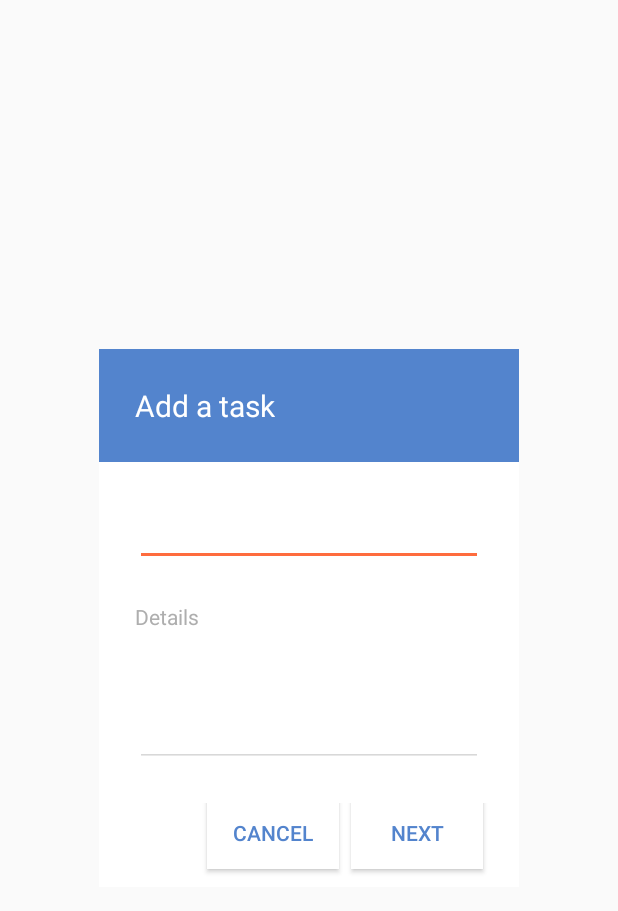
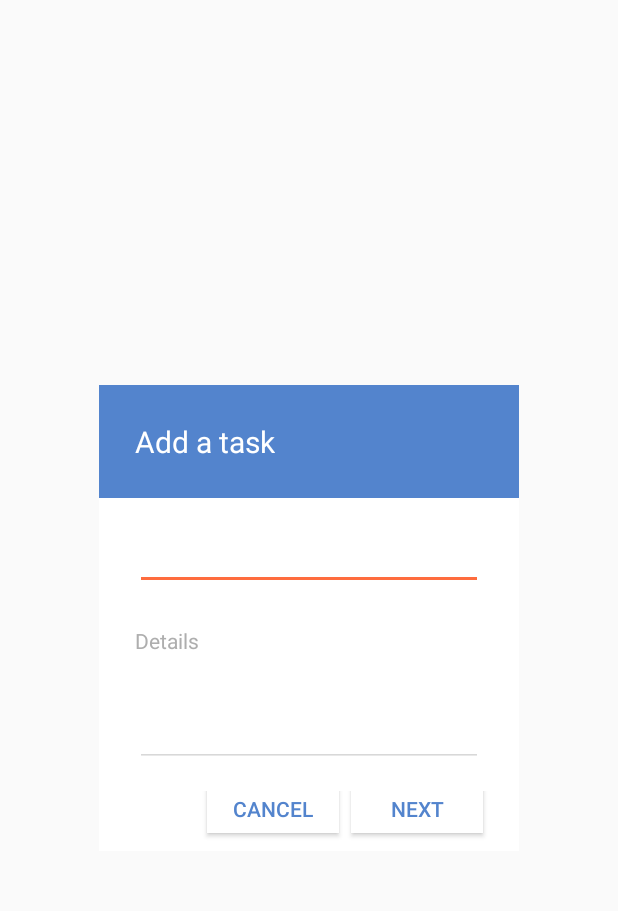
Before and after one commit to TreeFrogApps/TaDO, an Android app: the layout activity_create_items_dialog_add_item.xml on its own in the app's theme, with its tools: preview values and no code run, on a phone screen of 412 x 824 dp. Shown: the top 911 px of the screen. Run offline under Robolectric (Android 15) with nearby library versions, the phone set to English and light mode, and no system bars.

Commit message:
.. still dialogs!

```diff
--- a/app/src/main/res/layout/activity_create_items_dialog_add_item.xml
+++ b/app/src/main/res/layout/activity_create_items_dialog_add_item.xml
@@ -45,14 +45,14 @@
                 android:layout_marginBottom="@dimen/twenty_four"
                 android:layout_marginLeft="@dimen/twenty_four"
                 android:layout_marginRight="@dimen/twenty_four"
-                android:layout_marginTop="@dimen/twenty_four"
+                android:layout_marginTop="@dimen/activity_horizontal_margin"
                 android:inputType="textAutoCorrect|textCapSentences"
                 android:textColor="@color/primaryText" />
 
             <TextView
                 android:layout_width="wrap_content"
                 android:layout_height="wrap_content"
-                android:layout_marginBottom="@dimen/twenty_four"
+                android:layout_marginBottom="@dimen/eight_dp"
                 android:layout_marginLeft="@dimen/twenty_four"
                 android:layout_marginRight="@dimen/twenty_four"
                 android:text="@string/activity_create_items_dialog_add_details"
@@ -63,7 +63,7 @@
                 android:id="@+id/createItemDialogDetailsEditText"
                 android:layout_width="match_parent"
                 android:layout_height="wrap_content"
-                android:layout_marginBottom="@dimen/twenty_four"
+                android:layout_marginBottom="@dimen/activity_horizontal_margin"
                 android:layout_marginLeft="@dimen/twenty_four"
                 android:layout_marginRight="@dimen/twenty_four"
                 android:gravity="top|start"
@@ -88,7 +88,7 @@
                 android:layout_height="wrap_content"
                 android:layout_marginLeft="@dimen/twenty_four"
                 android:layout_marginRight="@dimen/twenty_four"
-                android:layout_marginTop="@dimen/twenty_four"
+                android:layout_marginTop="@dimen/activity_horizontal_margin"
                 android:gravity="start"
                 android:orientation="horizontal">
 
@@ -129,8 +129,8 @@
             <LinearLayout
                 android:layout_width="match_parent"
                 android:layout_height="wrap_content"
-                android:layout_marginBottom="@dimen/twenty_four"
-                android:layout_marginTop="@dimen/twenty_four"
+                android:layout_marginBottom="@dimen/activity_horizontal_margin"
+                android:layout_marginTop="@dimen/activity_horizontal_margin"
                 android:gravity="center"
                 android:orientation="horizontal">
 
@@ -153,7 +153,7 @@
                     <NumberPicker
                         android:id="@+id/createListAddItemHourPicker"
                         android:layout_width="wrap_content"
-                        android:layout_height="wrap_content"
+                        android:layout_height="100dp"
                         android:layout_gravity="center" />
 
                 </LinearLayout>
@@ -177,7 +177,7 @@
                     <NumberPicker
                         android:id="@+id/createListAddItemMinutePicker"
                         android:layout_width="wrap_content"
-                        android:layout_height="wrap_content"
+                        android:layout_height="100dp"
                         android:layout_gravity="center" />
 
                 </LinearLayout>
@@ -196,7 +196,7 @@
         <Button
             android:id="@+id/createItemDialogCancelButton"
             android:layout_width="wrap_content"
-            android:layout_height="wrap_content"
+            android:layout_height="32dp"
             android:layout_marginBottom="@dimen/eight_dp"
             android:layout_marginLeft="@dimen/four_dp"
             android:layout_marginRight="@dimen/four_dp"
@@ -207,7 +207,7 @@
         <Button
             android:id="@+id/createItemDialogPositiveButton"
             android:layout_width="wrap_content"
-            android:layout_height="wrap_content"
+            android:layout_height="32dp"
             android:layout_marginBottom="@dimen/eight_dp"
             android:layout_marginLeft="@dimen/four_dp"
             android:layout_marginRight="@dimen/twenty_four"
```
Also changed, not shown: app/src/main/res/layout/activity_create_items_dialog_rename_title.xml (+4 -4 lines), app/src/main/res/layout/fragment_my_lists_dialog.xml (+4 -4 lines).
